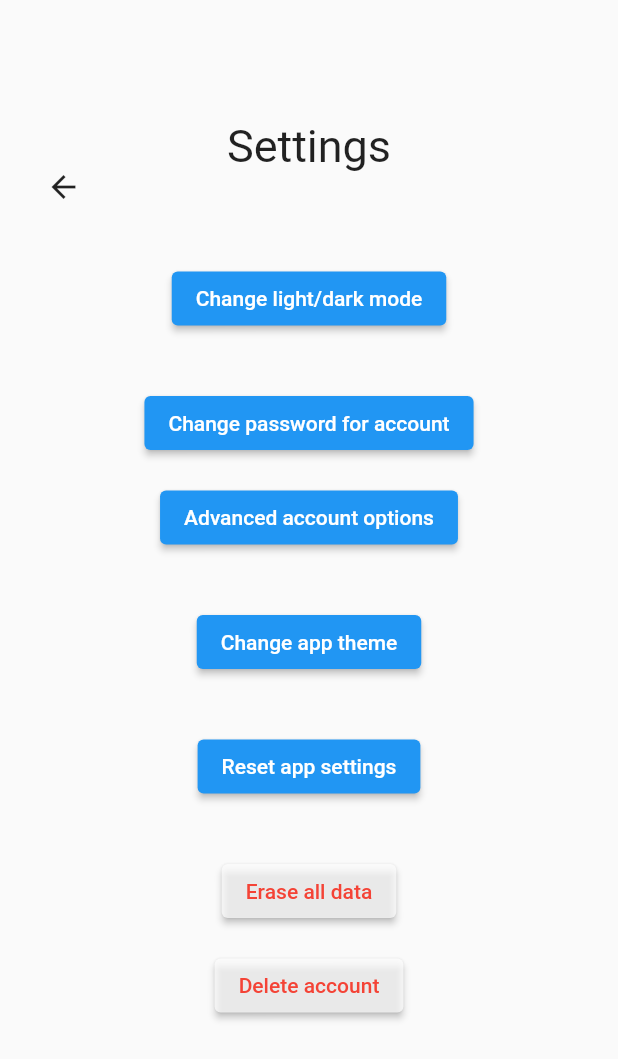
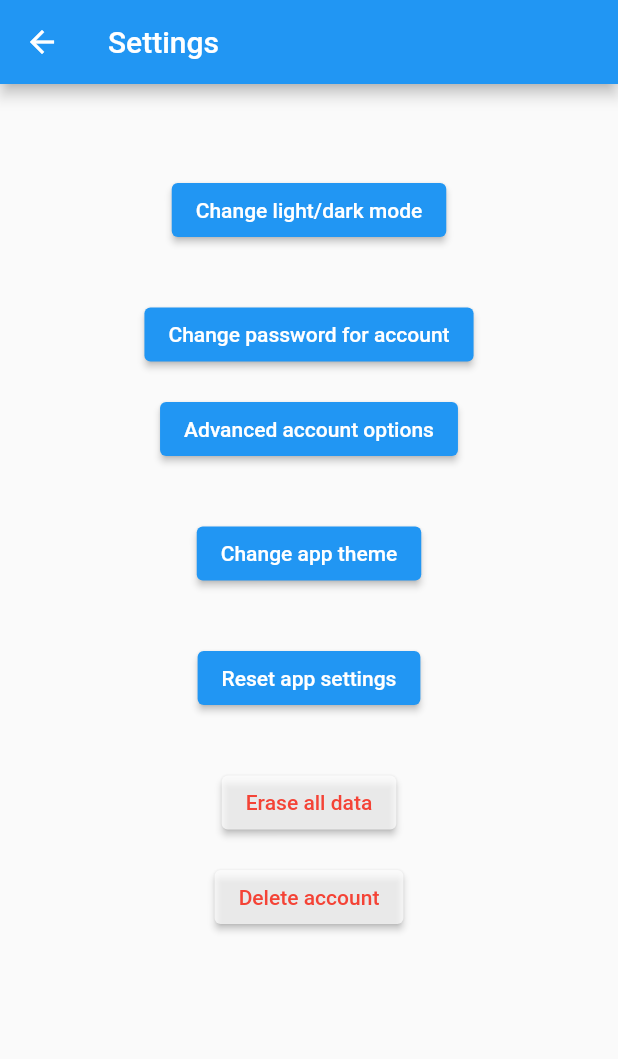
Before and after one commit to YashVG/revember, a Flutter app: the HomePage screen opened by its route, after a tap on "Settings", on a phone screen of 412 x 824 dp. Shown: the top 1059 px of the screen. Run offline on Flutter 3.47's test engine with Material 2 defaults, Android fonts, the phone set to English and light mode, and no system bars; our stand-ins replace cloud_firestore, firebase_auth, firebase_core, shared_preferences, table_calendar; accounts and stored records are empty.

Commit message:
changed UI

```diff
--- a/revember_app/lib/screens/main_screens/home_page.dart
+++ b/revember_app/lib/screens/main_screens/home_page.dart
@@ -44,7 +44,7 @@ class _HomePageState extends State<HomePage> {
     }
 
     getData();
-    print(user);
+
     super.initState();
   }
 
@@ -53,19 +53,10 @@ class _HomePageState extends State<HomePage> {
     Size size = MediaQuery.of(context).size;
     if (Platform.isIOS || Platform.isAndroid) {
       return Scaffold(
-          body: Column(
-        children: [
-          SizedBox(
-            height: 120,
-          ),
-          Row(
-            mainAxisAlignment: MainAxisAlignment.spaceAround,
-            //evenly spaces out widgets in the Row
-            children: [
-              Text(
-                'Hi $user, get started on your revision!',
-                style: TextStyle(fontSize: 15),
-              ),
+        appBar: PreferredSize(
+          preferredSize: Size.fromHeight(80.0),
+          child: AppBar(
+            actions: [
               ElevatedButton(
                 onPressed: () {
                   showDialog(
@@ -84,13 +75,12 @@ class _HomePageState extends State<HomePage> {
                           TextButton(
                             child: Text('Yes'),
                             onPressed: () async {
-                              user = '';
                               final SharedPreferences sharedPreferences =
                                   await SharedPreferences.getInstance();
                               sharedPreferences.remove('username');
                               sharedPreferences.remove('password');
                               sharedPreferences.setBool('isLoggedIn', false);
-
+                              user = '';
                               Navigator.pushNamed(context, WelcomeScreen.id);
                             },
                           ),
@@ -105,17 +95,36 @@ class _HomePageState extends State<HomePage> {
                   ],
                 ),
               ),
+              ElevatedButton(
+                onPressed: () {
+                  Navigator.pushNamed(context, SettingsScreen.id);
+                },
+                child: Row(
+                  children: [
+                    Icon(Icons.settings),
+                    SizedBox(width: 10),
                   ],
                 ),
+              ),
+            ],
+            title: Text(
+              'Revember 📖',
+              style: TextStyle(fontSize: 20),
+            ),
+          ),
+        ),
+        body: Column(
+          children: [
             Expanded(
               child: GridView.count(
                 crossAxisSpacing: size.width * 0.03,
-              mainAxisSpacing: size.height * 0.05,
+                mainAxisSpacing: size.height * 0.03,
                 padding: EdgeInsets.only(top: 24, left: 24, right: 24),
-              shrinkWrap: true,
+                shrinkWrap: false,
                 crossAxisCount: 2,
                 children: [
-                ElevatedButton(
+                  Expanded(
+                    child: ElevatedButton(
                       onPressed: () {
                         Navigator.pushNamed(context, Calendar.id);
                       },
@@ -131,6 +140,7 @@ class _HomePageState extends State<HomePage> {
                             height: 5,
                           ),
                         ],
+                      ),
                     ),
                   ),
                   ElevatedButton(
@@ -190,18 +200,12 @@ class _HomePageState extends State<HomePage> {
               ),
             )
           ],
-      ));
+        ),
+      );
     } else {
       return Scaffold(
-        body: SingleChildScrollView(
-          child: Padding(
-            padding: EdgeInsets.all(size.height * 0.05),
-            child: Column(
-              children: [
-                Row(
-                  mainAxisAlignment: MainAxisAlignment.spaceAround,
-                  //evenly spaces out widgets in the Row
-                  children: [
+        appBar: AppBar(
+          actions: [
             ElevatedButton(
               onPressed: () {
                 showDialog(
@@ -224,11 +228,9 @@ class _HomePageState extends State<HomePage> {
                                 await SharedPreferences.getInstance();
                             sharedPreferences.remove('username');
                             sharedPreferences.remove('password');
-                                    sharedPreferences.setBool(
-                                        'isLoggedIn', false);
+                            sharedPreferences.setBool('isLoggedIn', false);
                             user = '';
-                                    Navigator.pushNamed(
-                                        context, WelcomeScreen.id);
+                            Navigator.pushNamed(context, WelcomeScreen.id);
                           },
                         ),
                       ],
@@ -244,10 +246,6 @@ class _HomePageState extends State<HomePage> {
                 ],
               ),
             ),
-                    Text(
-                      'Hi $user, get started on your revision!',
-                      style: TextStyle(fontSize: size.aspectRatio * 15),
-                    ),
             ElevatedButton(
               onPressed: () {
                 Navigator.pushNamed(context, SettingsScreen.id);
@@ -261,8 +259,17 @@ class _HomePageState extends State<HomePage> {
               ),
             ),
           ],
+          title: Row(
+            children: [
+              Text('Hi $user, get started on your revision 📖'),
+            ],
           ),
-                SizedBox(height: 30),
+        ),
+        body: SingleChildScrollView(
+          child: Padding(
+            padding: EdgeInsets.all(size.height * 0.05),
+            child: Column(
+              children: [
                 Row(
                   mainAxisAlignment: MainAxisAlignment.spaceEvenly,
                   children: [
@@ -294,7 +301,7 @@ class _HomePageState extends State<HomePage> {
                         focusedDay = focusDay;
                       });
                     },
-                    rowHeight: 80,
+                    rowHeight: 60,
                     focusedDay: DateTime.now(),
                     firstDay: DateTime(now.year),
                     lastDay: DateTime.utc(2030, 3, 14),
--- a/revember_app/lib/screens/main_screens/settings.dart
+++ b/revember_app/lib/screens/main_screens/settings.dart
@@ -20,15 +20,12 @@ class _SettingsScreenState extends State<SettingsScreen> {
   @override
   Widget build(BuildContext context) {
     return Scaffold(
-      floatingActionButton: GoBackButton(),
+      appBar: AppBar(
+        title: Text('Settings'),
+      ),
       body: Center(
         child: Column(
           children: [
-            SizedBox(height: 80),
-            Text(
-              'Settings',
-              style: TextStyle(fontSize: 30.0),
-            ),
             SizedBox(
               height: 60,
             ),
```
Lines whose indentation alone changed are shown as unchanged.
